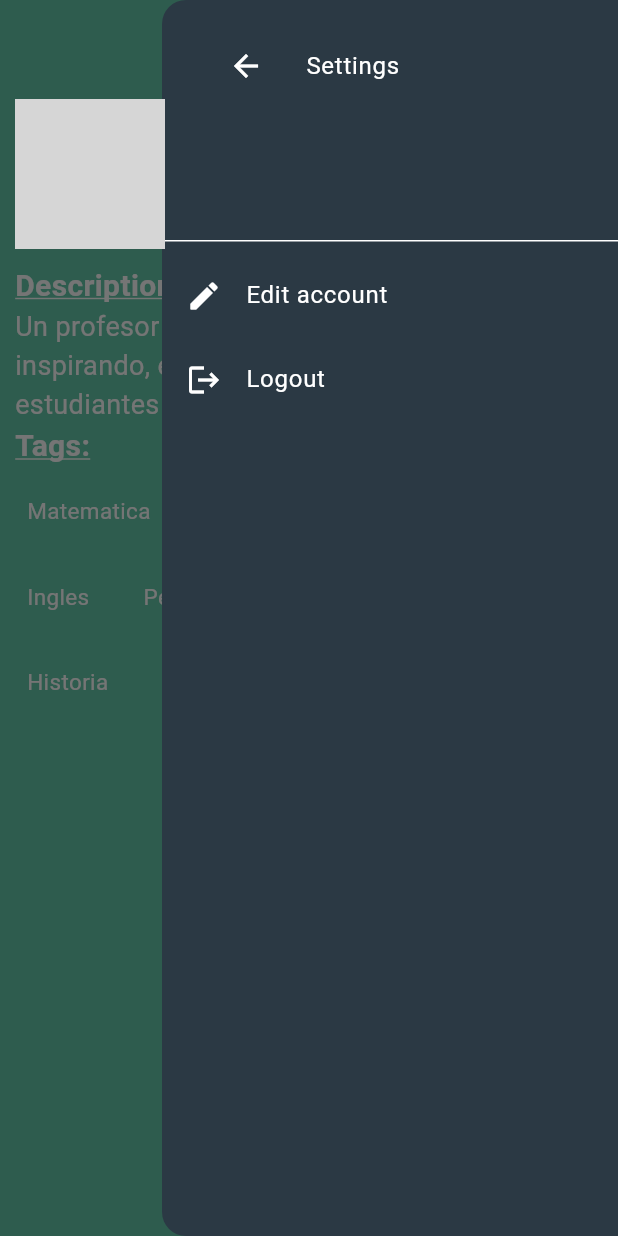
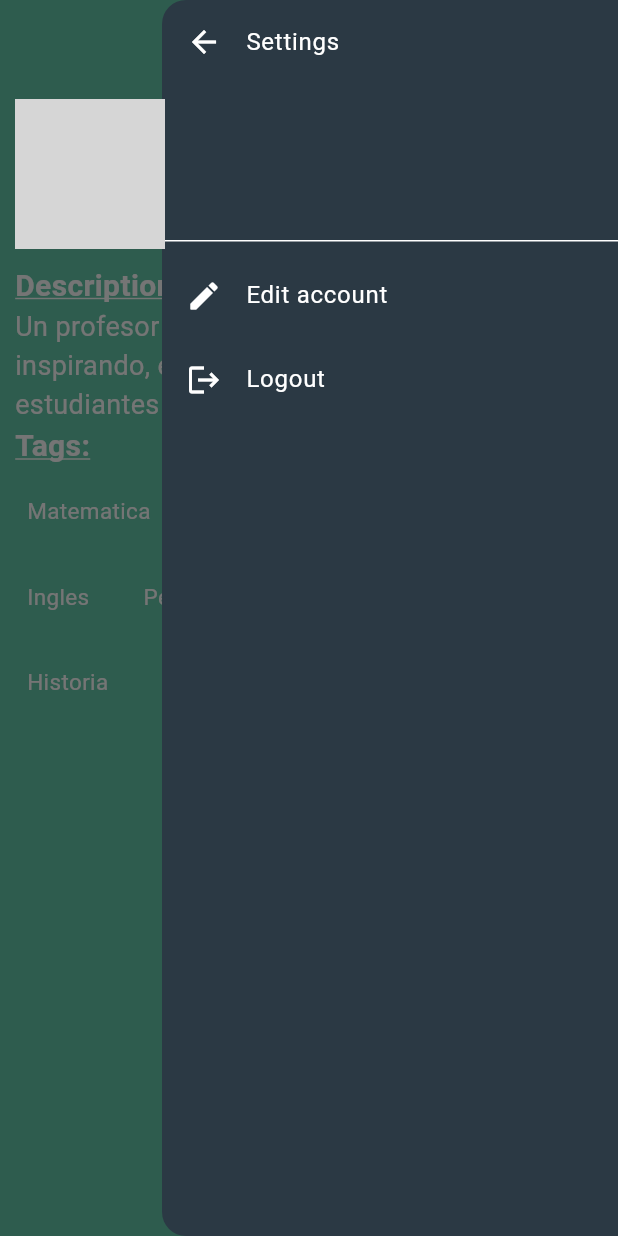
Before and after one commit to pedroramirezneira/enlightfrontend, a Flutter app: the TeacherProfile screen opened directly, with the side drawer open, on a phone screen of 412 x 824 dp. Run offline on Flutter 3.47's test engine with Material 3 defaults, Android fonts, the phone set to English and light mode, and no system bars; our stand-ins replace awesome_snackbar_content, flutter_dotenv, flutter_secure_storage, shared_preferences; accounts and stored records are empty; network calls fail; grey boxes are pictures that could not be loaded.

Commit message:
Visual bug fix, android app change

```diff
--- a/lib/pages/teacher_profile.dart
+++ b/lib/pages/teacher_profile.dart
@@ -36,10 +36,12 @@ class _TeacherProfileState extends State<TeacherProfile> {
             child: ListView(
               children: <Widget>[
                 DrawerHeader(
+                  padding: EdgeInsets.zero,
                   child: ListTile(
-                    leading: IconButton(
-                      onPressed: () => Navigator.of(context).pop(),
-                      icon: const Icon(Icons.arrow_back),
+                    leading: InkWell(
+                      borderRadius: BorderRadius.circular(100),
+                      onTap: () => Navigator.of(context).pop(),
+                      child: const Icon(Icons.arrow_back),
                     ),
                     title: const Text("Settings"),
                   ),
@@ -81,7 +83,8 @@ class _TeacherProfileState extends State<TeacherProfile> {
                         );
                       },
                     );
-                    }),
+                  },
+                ),
               ],
             ),
           ),
```
Also changed, not shown: 1 other file. Lines whose indentation alone changed are shown as unchanged.
